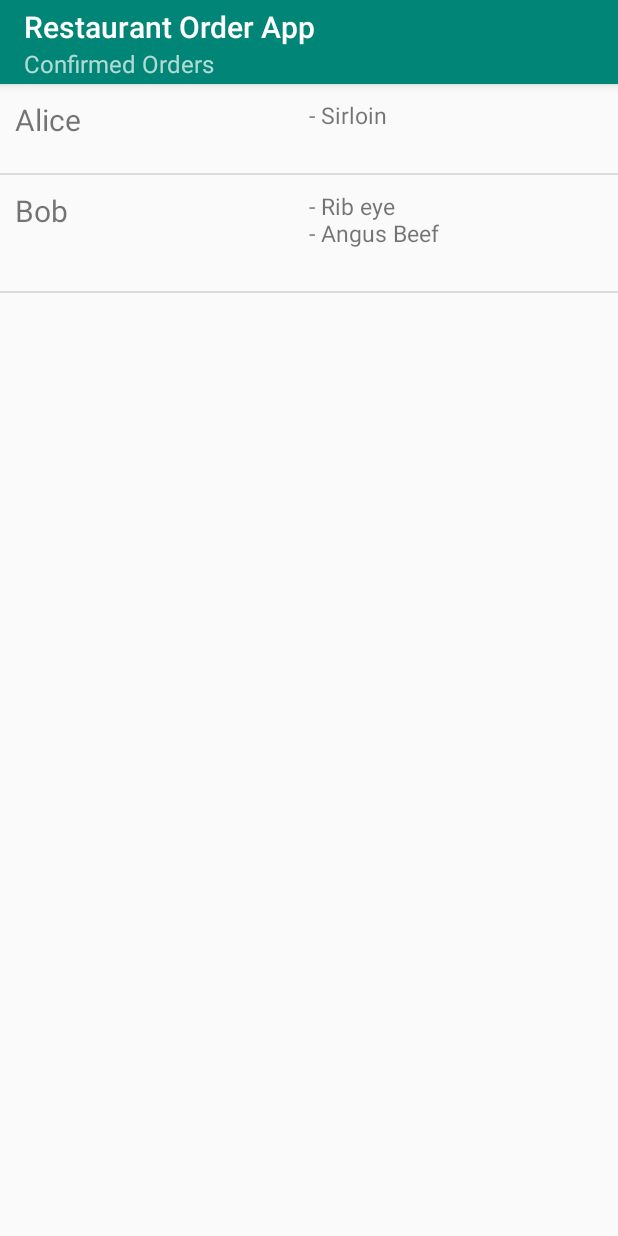
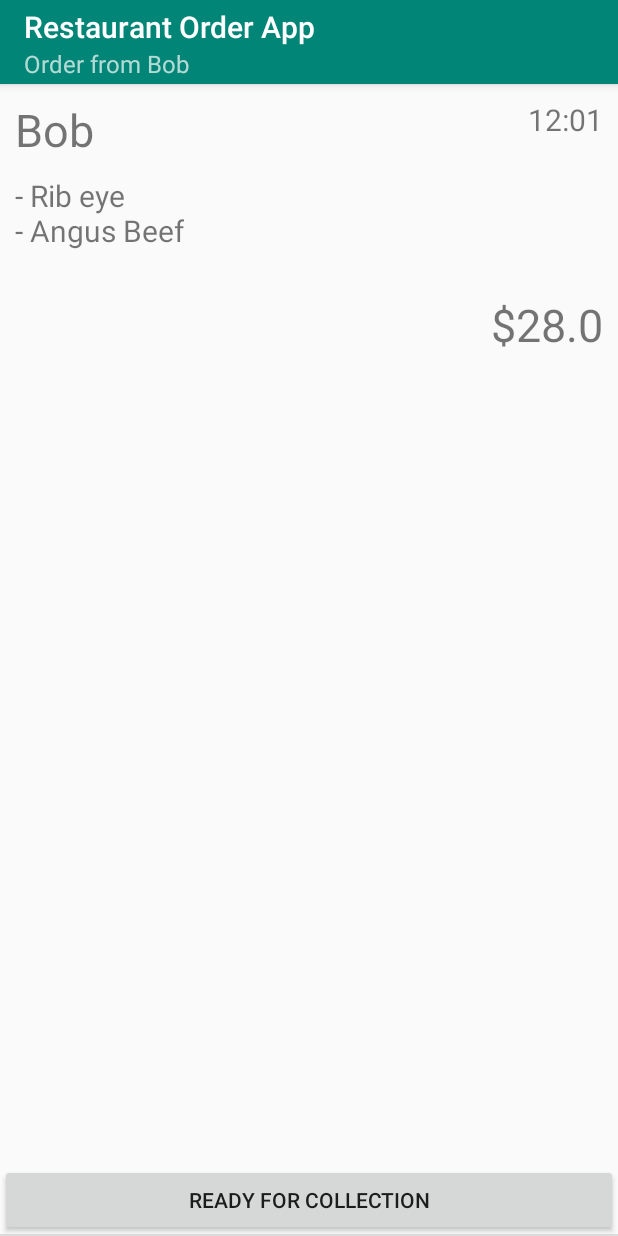
Before and after one commit to Sophonomores/VisaHackathon, an Android app: the MerchantMainActivity screen opened directly, with no data from a screen before it, after a tap on "Bob", on a phone screen of 412 x 824 dp. Run offline under Robolectric (Android 15) with nearby library versions, the light colour scheme and no system bars.

Commit message:
1. Implemented a new page to view the order detail at merchant's side. 2. Added the button for merchant to update the status of the order.

```diff
--- a/app/src/main/AndroidManifest.xml
+++ b/app/src/main/AndroidManifest.xml
@@ -20,6 +20,7 @@
         <activity android:name=".MenuActivity" />
         <activity android:name=".CustomerMainActivity" />
         <activity android:name=".MerchantMainActivity" />
+        <activity android:name=".OrderActivity" />
     </application>
 
 </manifest>
--- a/app/src/main/java/com/sophonomores/restaurantorderapp/MerchantMainActivity.java
+++ b/app/src/main/java/com/sophonomores/restaurantorderapp/MerchantMainActivity.java
@@ -1,5 +1,6 @@
 package com.sophonomores.restaurantorderapp;
 
+import android.content.Intent;
 import android.os.Bundle;
 import android.view.View;
 
@@ -59,10 +60,9 @@ public class MerchantMainActivity extends AppCompatActivity implements OrderAdap
         orderRecyclerView.setAdapter(orderViewAdapter);
     }
 
-    // TODO: implement orderactivity
     public void onItemClick(View view, int position) {
-//        Intent intent = new Intent(this, OrderActivity.class);
-//        intent.putExtra(ORDER_INDEX, position);
-//        startActivity(intent);
+        Intent intent = new Intent(this, OrderActivity.class);
+        intent.putExtra(ORDER_INDEX, position);
+        startActivity(intent);
     }
 }
--- a/app/src/main/java/com/sophonomores/restaurantorderapp/MerchantManager.java
+++ b/app/src/main/java/com/sophonomores/restaurantorderapp/MerchantManager.java
@@ -25,7 +25,9 @@ public class MerchantManager {
         return restaurant;
     }
 
-    // TODO: updates the status of an order
-    public void markAsReady(Dish dish) {}
+
+    public void markAsReady(Order order) {
+        order.setReadyToServe();
+    }
 
 }
--- /dev/null
+++ b/app/src/main/java/com/sophonomores/restaurantorderapp/OrderActivity.java
@@ -0,0 +1,65 @@
+package com.sophonomores.restaurantorderapp;
+
+import android.content.Intent;
+import android.os.Bundle;
+import android.view.View;
+import android.widget.Toast;
+
+import androidx.appcompat.app.AppCompatActivity;
+import androidx.recyclerview.widget.DividerItemDecoration;
+import androidx.recyclerview.widget.LinearLayoutManager;
+import androidx.recyclerview.widget.RecyclerView;
+
+import com.sophonomores.restaurantorderapp.entities.Order;
+
+public class OrderActivity extends AppCompatActivity {
+    private MerchantManager merchantManager;
+    private Order order;
+
+    private RecyclerView orderDetailRecyclerView;
+    private RecyclerView.Adapter orderDetailViewAdapter;
+    private RecyclerView.LayoutManager orderDetailLayoutManager;
+
+    @Override
+    protected void onCreate(Bundle savedInstanceState) {
+        super.onCreate(savedInstanceState);
+        setContentView(R.layout.activity_order);
+
+        merchantManager = MerchantMainActivity.getMerchantManager();
+        Intent intent = getIntent();
+        int orderIndex = intent.getIntExtra(MerchantMainActivity.ORDER_INDEX, -1);
+        order = merchantManager.getOrderList().get(orderIndex);
+
+        getSupportActionBar().setSubtitle("Order from " + order.getCustomerName());
+
+        prepareOrderDetailRecyclerView(order);
+    }
+
+    private void prepareOrderDetailRecyclerView(Order order) {
+        orderDetailRecyclerView = (RecyclerView) findViewById(R.id.order_detail_recycler_view);
+
+        // add divider
+        DividerItemDecoration dividerItemDecoration =
+                new DividerItemDecoration(orderDetailRecyclerView.getContext(),
+                        LinearLayoutManager.VERTICAL);
+        orderDetailRecyclerView.addItemDecoration(dividerItemDecoration);
+
+        // use this setting to improve performance if you know that changes
+        // in content do not change the layout size of the RecyclerView
+        orderDetailRecyclerView.setHasFixedSize(true);
+
+        // use a linear layout manager
+        orderDetailLayoutManager = new LinearLayoutManager(this);
+        orderDetailRecyclerView.setLayoutManager(orderDetailLayoutManager);
+
+        // specify an adapter
+        orderDetailViewAdapter = new OrderDetailAdapter(this, order);
+        orderDetailRecyclerView.setAdapter(orderDetailViewAdapter);
+    }
+
+    public void updateStatus(View view) {
+        merchantManager.markAsReady(order);
+        String updateStatusText = "Notification has been sent to customer! ";
+        Toast.makeText(this, updateStatusText, Toast.LENGTH_SHORT).show();
+    }
+}
--- /dev/null
+++ b/app/src/main/java/com/sophonomores/restaurantorderapp/OrderDetailAdapter.java
@@ -0,0 +1,68 @@
+package com.sophonomores.restaurantorderapp;
+
+import android.content.Context;
+import android.view.LayoutInflater;
+import android.view.View;
+import android.view.ViewGroup;
+import android.widget.TextView;
+
+import androidx.recyclerview.widget.RecyclerView;
+
+import com.sophonomores.restaurantorderapp.entities.Order;
+
+
+public class OrderDetailAdapter extends  RecyclerView.Adapter<OrderDetailAdapter.OrderDetailViewHolder>{
+    private Order mData;
+    private LayoutInflater mInflater;
+
+    // data is passed into the constructor
+    OrderDetailAdapter(Context context, Order data) {
+        this.mInflater = LayoutInflater.from(context);
+        this.mData = data;
+    }
+
+    // inflates the row layout from xml when needed
+    @Override
+    public OrderDetailViewHolder onCreateViewHolder(ViewGroup parent, int viewType) {
+        View view = mInflater.inflate(R.layout.order_detail_recyclerview_row, parent, false);
+        return new OrderDetailViewHolder(view);
+    }
+
+    // binds the data to the TextView in each row
+    @Override
+    public void onBindViewHolder(OrderDetailAdapter.OrderDetailViewHolder holder, int position) {
+        String customerName = mData.getCustomerName();
+        holder.customerTextView.setText(customerName);
+
+        String orderTime = mData.getOrderTime();
+        holder.orderTimeTextView.setText(orderTime);
+
+        String dishList = mData.getDishesString();
+        holder.dishListTextView.setText(dishList);
+
+        String totalPrice = "$"+ mData.getTotalPrice();
+        holder.totalPriceTextView.setText(totalPrice);
+    }
+
+    // total number of rows
+    @Override
+    public int getItemCount() {
+        return 1;
+    }
+
+    // stores and recycles views as they are scrolled off screen
+    public class OrderDetailViewHolder extends RecyclerView.ViewHolder {
+        TextView customerTextView;
+        TextView orderTimeTextView;
+        TextView dishListTextView;
+        TextView totalPriceTextView;
+
+        OrderDetailViewHolder(View itemView) {
+            super(itemView);
+            customerTextView = itemView.findViewById(R.id.user_name);
+            orderTimeTextView = itemView.findViewById(R.id.order_time);
+            dishListTextView = itemView.findViewById(R.id.dish_list);
+            totalPriceTextView = itemView.findViewById(R.id.total_price);
+        }
+    }
+}
--- a/app/src/main/java/com/sophonomores/restaurantorderapp/entities/Order.java
+++ b/app/src/main/java/com/sophonomores/restaurantorderapp/entities/Order.java
@@ -4,15 +4,22 @@ import java.util.List;
 
 public class Order {
 
+    public static final int CONFIRMED = 1;
+    public static final int READY_TO_SERVE = 2;
+    public static final int COLLECTED = 3;
+
+
     private UserProfile customer;
     private Restaurant restaurant;
     private List<Dish> dishes;
-    // private double totalPrice;
+    private int status;
+    // TODO: time of order
 
     private Order (UserProfile customer, Restaurant restaurant, List<Dish> dishes) {
         this.customer = customer;
         this.restaurant = restaurant;
         this.dishes = dishes;
+        this.status = CONFIRMED;
     }
 
     public static Order confirmOrder (UserProfile customer, Restaurant restaurant, List<Dish> dishes) {
@@ -41,4 +48,21 @@ public class Order {
         return s.toString();
     }
 
+    public double getTotalPrice() {
+        double totalPrice = 0;
+        for (Dish dish : dishes) {
+            totalPrice += dish.getPrice();
+    }
+        return totalPrice;
+    }
+
+    // TODO: currently hard-coded. Need to integrate with request message.
+    public String getOrderTime() {
+        return "12:01";
+    }
+
+    public void setReadyToServe() {
+        this.status = READY_TO_SERVE;
+    }
+
 }
--- /dev/null
+++ b/app/src/main/res/layout/activity_order.xml
@@ -0,0 +1,22 @@
+<?xml version="1.0" encoding="utf-8"?>
+<androidx.constraintlayout.widget.ConstraintLayout xmlns:android="http://schemas.android.com/apk/res/android"
+    xmlns:app="http://schemas.android.com/apk/res-auto"
+    xmlns:tools="http://schemas.android.com/tools"
+    android:layout_width="match_parent"
+    android:layout_height="match_parent"
+    tools:context=".OrderActivity">
+
+    <androidx.recyclerview.widget.RecyclerView
+        android:id="@+id/order_detail_recycler_view"
+        android:scrollbars="vertical"
+        android:layout_width="match_parent"
+        android:layout_height="match_parent"/>
+
+    <Button
+        android:layout_width="match_parent"
+        android:layout_height="wrap_content"
+        android:text="Ready for Collection"
+        android:onClick="updateStatus"
+        app:layout_constraintBottom_toBottomOf="parent"/>
+
+</androidx.constraintlayout.widget.ConstraintLayout>
--- /dev/null
+++ b/app/src/main/res/layout/order_detail_recyclerview_row.xml
@@ -0,0 +1,49 @@
+<?xml version="1.0" encoding="utf-8"?>
+<androidx.constraintlayout.widget.ConstraintLayout xmlns:android="http://schemas.android.com/apk/res/android"
+    xmlns:app="http://schemas.android.com/apk/res-auto"
+    xmlns:tools="http://schemas.android.com/tools"
+    android:layout_width="match_parent"
+    android:layout_height="match_parent"
+    tools:context=".OrderActivity">
+
+    <TextView
+        android:id="@+id/user_name"
+        android:layout_width="wrap_content"
+        android:layout_height="wrap_content"
+        android:textSize="30sp"
+        android:padding="10dp"
+        app:layout_constraintLeft_toLeftOf="parent"
+        app:layout_constraintTop_toTopOf="parent"
+        app:layout_constraintBottom_toTopOf="@id/dish_list"
+        app:layout_constraintHorizontal_chainStyle="spread"/>
+
+    <TextView
+        android:id="@+id/order_time"
+        android:layout_width="wrap_content"
+        android:layout_height="wrap_content"
+        android:textSize="20sp"
+        android:padding="10dp"
+        app:layout_constraintTop_toTopOf="parent"
+        app:layout_constraintRight_toRightOf="parent" />
+
+    <TextView
+        android:id="@+id/dish_list"
+        android:layout_width="wrap_content"
+        android:layout_height="wrap_content"
+        android:paddingLeft="10dp"
+        app:layout_constraintLeft_toLeftOf="parent"
+        app:layout_constraintTop_toBottomOf="@id/user_name"
+        android:textSize="20sp"/>
+
+    <TextView
+        android:id="@+id/total_price"
+        android:layout_width="wrap_content"
+        android:layout_height="wrap_content"
+        android:paddingTop="5dp"
+        android:paddingRight="10dp"
+        app:layout_constraintRight_toRightOf="parent"
+        app:layout_constraintTop_toBottomOf="@id/dish_list"
+        android:textSize="30sp"/>
+
+
+</androidx.constraintlayout.widget.ConstraintLayout>
```
